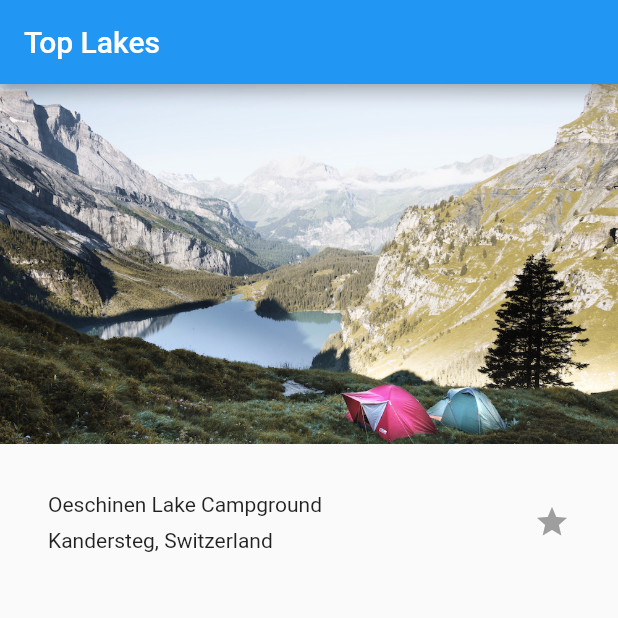
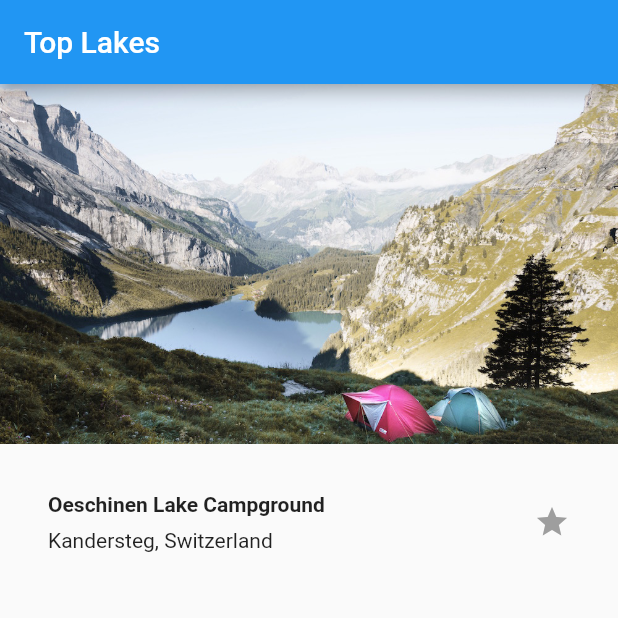
Before and after one commit to kwmt/building-layouts-in-flutter, a Flutter app: the screen it shows after launch, on a phone screen of 412 x 824 dp, the top half of it. Run offline on Flutter 3.47's test engine with Material 2 defaults, Android fonts, the phone set to English and light mode, and no system bars.

Commit message:
テキストスタイルを指定

```diff
--- a/lib/main.dart
+++ b/lib/main.dart
@@ -20,7 +20,12 @@ class MyApp extends StatelessWidget {
                 children: <Widget>[
                   new Container(
                     padding: const EdgeInsets.only(bottom: 8.0),
-                    child: new Text('Oeschinen Lake Campground'),
+                    child: new Text(
+                      'Oeschinen Lake Campground',
+                      style: new TextStyle(
+                        fontWeight: FontWeight.bold
+                      ),
+                    ),
                   ),
                   new Text('Kandersteg, Switzerland')
                 ],
```
